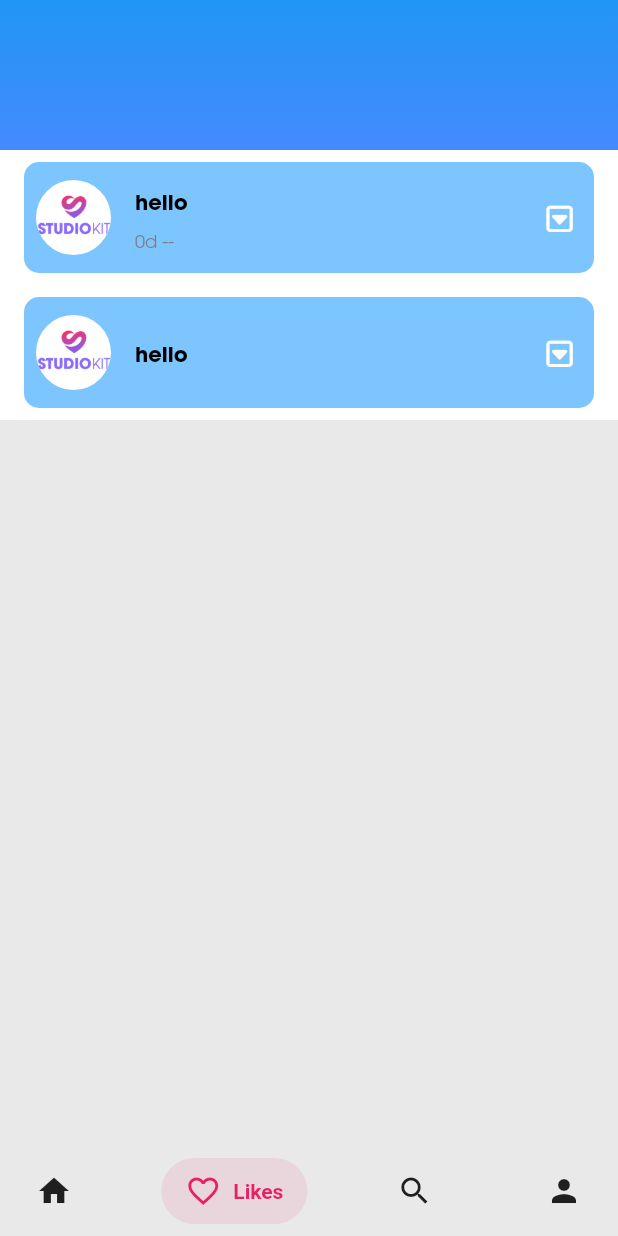
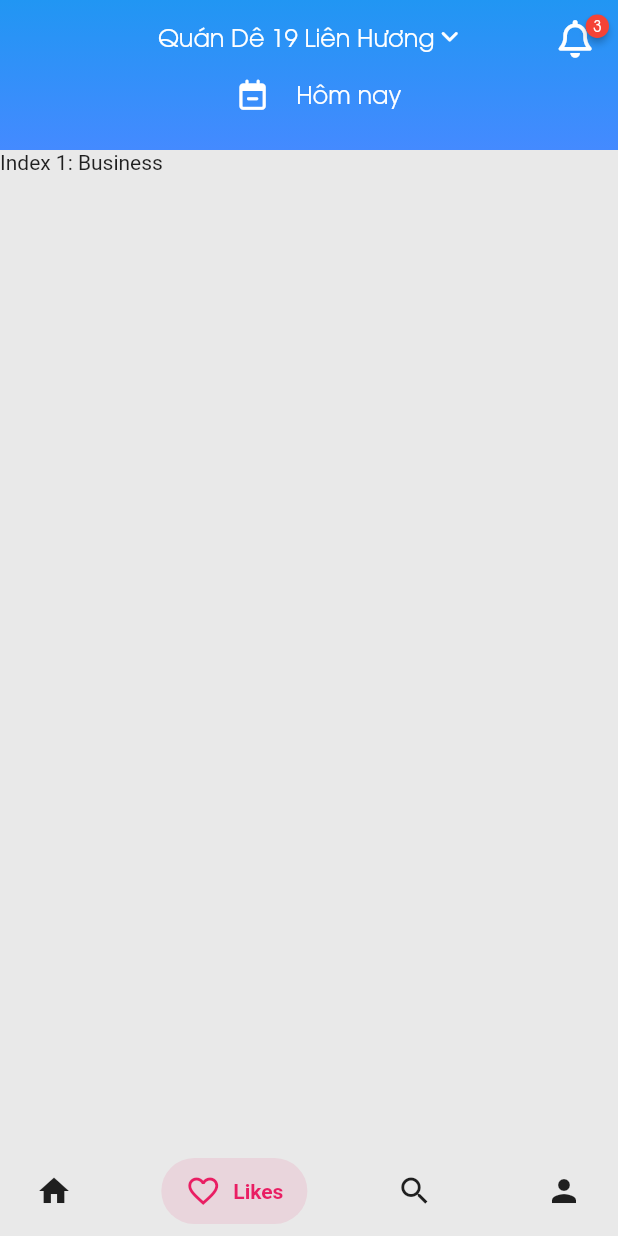
Before and after one commit to luupnh/manage_studio, a Flutter app: the HomeWidget screen opened directly, item 2 of the bottom bar chosen, on a phone screen of 412 x 824 dp. Run offline on Flutter 3.47's test engine with Material 2 defaults, Android fonts, the phone set to English and light mode, and no system bars; drawn by our look-alikes of badges, salomon_bottom_bar; our stand-ins replace bloc, equatable, flutter_bloc, flutter_svg, font_awesome_flutter.

Commit message:
current index home screen

```diff
--- a/lib/feature/home/home_widget.dart
+++ b/lib/feature/home/home_widget.dart
@@ -1,11 +1,9 @@
 import 'package:badges/badges.dart';
-import 'package:flutter/cupertino.dart';
 import 'package:flutter/material.dart';
 import 'package:manage_studio/components/bottom_navigation_bar.dart';
 import 'package:manage_studio/components/item_categories.dart';
 import 'package:manage_studio/feature/home/overall_revenue/average_widget/average_widget.dart';
 import 'package:manage_studio/feature/home/overall_revenue/overall_revenue_widget.dart';
-import 'package:manage_studio/resources/app_icon.dart';
 import 'package:manage_studio/resources/app_string.dart';
 import 'package:manage_studio/resources/colors.dart';
 import 'package:manage_studio/resources/images.dart';
@@ -22,12 +20,14 @@ class _HomeWidgetState extends State<HomeWidget> {
 
   int indexBottomBar = 0;
 
-  @override
-  Widget build(BuildContext context) {
-    return Scaffold(
-      appBar: _buildAppBar(),
-      backgroundColor: AppColors.shadowColor,
-      body: Stack(
+  void onItemTapped(int index) {
+    setState(() {
+      indexBottomBar = index;
+    });
+  }
+
+  Widget buildBodyOverallRevenue() {
+    return Stack(
       children: [
         Container(
           height: 120.0,
@@ -41,19 +41,19 @@ class _HomeWidgetState extends State<HomeWidget> {
         SingleChildScrollView(
           child: Column(
             children: [
-                // OverallRevenueWidget(),
-                // Container(
-                //   height: 125.0,
-                //   padding: EdgeInsets.all(16.0),
-                //   color: Colors.transparent,
-                //   child: Row(
-                //     children: [
-                //       AverageWidget(),
-                //       const SizedBox(width: 16.0),
-                //       AverageWidget(),
-                //     ],
-                //   ),
-                // ),
+              OverallRevenueWidget(),
+              Container(
+                height: 125.0,
+                padding: EdgeInsets.all(16.0),
+                color: Colors.transparent,
+                child: Row(
+                  children: [
+                    AverageWidget(),
+                    const SizedBox(width: 16.0),
+                    AverageWidget(),
+                  ],
+                ),
+              ),
               ItemCategories(
                   backgroundPadding: AppColors.backgroundColor,
                   backgroundItem: Colors.lightBlueAccent,
@@ -88,11 +88,64 @@ class _HomeWidgetState extends State<HomeWidget> {
                 backgroundItem: Colors.lightBlueAccent,
                 textTitle: "hello",
               ),
+              ItemCategories(
+                backgroundPadding: AppColors.backgroundColor,
+                backgroundItem: Colors.lightBlueAccent,
+                textTitle: "hello",
+              ),
+
+              ItemCategories(
+                backgroundPadding: AppColors.backgroundColor,
+                backgroundItem: Colors.lightBlueAccent,
+                textTitle: "hello",
+              ),
+
+
+              ItemCategories(
+                backgroundPadding: AppColors.backgroundColor,
+                backgroundItem: Colors.lightBlueAccent,
+                textTitle: "hello",
+              ),
+
+              ItemCategories(
+                backgroundPadding: AppColors.backgroundColor,
+                backgroundItem: Colors.lightBlueAccent,
+                textTitle: "hello",
+              ),
+
+              ItemCategories(
+                backgroundPadding: AppColors.backgroundColor,
+                backgroundItem: Colors.lightBlueAccent,
+                textTitle: "hello",
+              ),
+
             ],
           ),
         )
       ],
+    );
+  }
+
+  @override
+  Widget build(BuildContext context) {
+
+    List<Widget> _widgetOptions = <Widget>[
+      buildBodyOverallRevenue(),
+      Text(
+        'Index 1: Business',
       ),
+      Text(
+        'Index 2: School',
+      ),
+      Text(
+        'Index 3: Settings',
+      ),
+    ];
+
+    return Scaffold(
+      appBar: _buildAppBar(),
+      backgroundColor: AppColors.shadowColor,
+      body: _widgetOptions.elementAt(indexBottomBar),
       bottomNavigationBar: BottomNavBar(
         onTap: (int i) {
           setState(() {
@@ -115,69 +168,68 @@ class _HomeWidgetState extends State<HomeWidget> {
                 colors: <Color>[Colors.blue, Colors.blueAccent],
               ),
             ),
-          // child: Center(
-          //   child: Padding(
-          //     padding: EdgeInsets.only(
-          //         left: 16.0,
-          //         right: 16.0,
-          //         top: MediaQuery.of(context).viewPadding.top),
-          //     child: Column(
-          //       mainAxisAlignment: MainAxisAlignment.center,
-          //       crossAxisAlignment: CrossAxisAlignment.center,
-          //       children: [
-          //         Stack(
-          //           children: [
-          //             Container(
-          //                 child: Row(
-          //               mainAxisAlignment: MainAxisAlignment.center,
-          //               crossAxisAlignment: CrossAxisAlignment.center,
-          //               children: [
-          //                 Text(AppStrings.titleAppBar,
-          //                     style: TextStyle(
-          //                         decoration: TextDecoration.none,
-          //                         fontFamily: 'AvoNormal',
-          //                         fontSize: 16,
-          //                         color: AppColors.textColorsWhite,
-          //                         overflow: TextOverflow.clip)),
-          //                 const SizedBox(width: 3.0),
-          //                 Images.iTitleAppBar
-          //               ],
-          //             )),
-          //             Container(
-          //                 alignment: Alignment.centerRight,
-          //                 child: Badge(
-          //                   badgeContent: Text('3',
-          //                       style: TextStyle(
-          //                           decoration: TextDecoration.none,
-          //                           fontFamily: 'AvoNormal',
-          //                           fontSize: 10,
-          //                           color: AppColors.textColorsWhite,
-          //                           overflow: TextOverflow.clip)),
-          //                   child: Images.iNotification,
-          //                 ))
-          //           ],
-          //         ),
-          //         Row(
-          //           mainAxisAlignment: MainAxisAlignment.center,
-          //           crossAxisAlignment: CrossAxisAlignment.center,
-          //           children: [
-          //             IconButton(
-          //                 onPressed: () {},
-          //                 icon: Images.iCalendarTitleAppBar),
-          //             const SizedBox(width: 5.0),
-          //             Text(AppStrings.titleCalendarAppBar,
-          //                 style: TextStyle(
-          //                     decoration: TextDecoration.none,
-          //                     fontFamily: 'AvoNormal',
-          //                     fontSize: 16,
-          //                     color: AppColors.textColorsWhite,
-          //                     overflow: TextOverflow.clip)),
-          //           ],
-          //         )
-          //       ],
-          //     ),
-          //   ),
-          // )
-        ));
+            child: Center(
+              child: Padding(
+                padding: EdgeInsets.only(
+                    left: 16.0,
+                    right: 16.0,
+                    top: MediaQuery.of(context).viewPadding.top),
+                child: Column(
+                  mainAxisAlignment: MainAxisAlignment.center,
+                  crossAxisAlignment: CrossAxisAlignment.center,
+                  children: [
+                    Stack(
+                      children: [
+                        Container(
+                            child: Row(
+                          mainAxisAlignment: MainAxisAlignment.center,
+                          crossAxisAlignment: CrossAxisAlignment.center,
+                          children: [
+                            Text(AppStrings.titleAppBar,
+                                style: TextStyle(
+                                    decoration: TextDecoration.none,
+                                    fontFamily: 'AvoNormal',
+                                    fontSize: 16,
+                                    color: AppColors.textColorsWhite,
+                                    overflow: TextOverflow.clip)),
+                            const SizedBox(width: 3.0),
+                            Images.iTitleAppBar
+                          ],
+                        )),
+                        Container(
+                            alignment: Alignment.centerRight,
+                            child: Badge(
+                              badgeContent: Text('3',
+                                  style: TextStyle(
+                                      decoration: TextDecoration.none,
+                                      fontFamily: 'AvoNormal',
+                                      fontSize: 10,
+                                      color: AppColors.textColorsWhite,
+                                      overflow: TextOverflow.clip)),
+                              child: Images.iNotification,
+                            ))
+                      ],
+                    ),
+                    Row(
+                      mainAxisAlignment: MainAxisAlignment.center,
+                      crossAxisAlignment: CrossAxisAlignment.center,
+                      children: [
+                        IconButton(
+                            onPressed: () {},
+                            icon: Images.iCalendarTitleAppBar),
+                        const SizedBox(width: 5.0),
+                        Text(AppStrings.titleCalendarAppBar,
+                            style: TextStyle(
+                                decoration: TextDecoration.none,
+                                fontFamily: 'AvoNormal',
+                                fontSize: 16,
+                                color: AppColors.textColorsWhite,
+                                overflow: TextOverflow.clip)),
+                      ],
+                    )
+                  ],
+                ),
+              ),
+            )));
   }
 }
```
Lines whose indentation alone changed are shown as unchanged.
